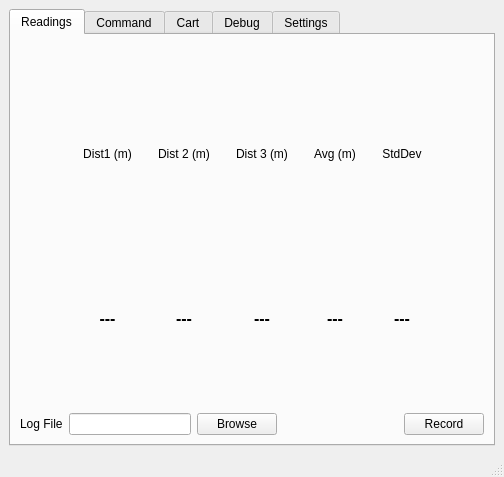
The window that tf03_test/main_window.ui (codincodee/tf0x_dev) describes before a commit, drawn with Qt 5.
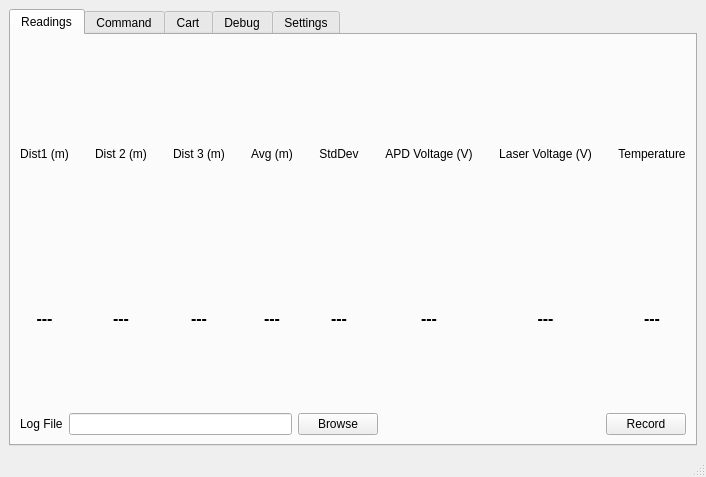
The same window after the commit. The open tabs and pages were chosen to show the change.

Commit message: Added other measurements

What changed in the file:
```diff
--- a/tf03_test/main_window.ui
+++ b/tf03_test/main_window.ui
@@ -115,6 +115,99 @@
             </item>
             <item>
              <layout class="QGridLayout" name="gridLayout_6">
+              <item row="0" column="14">
+               <widget class="QLabel" name="label_34">
+                <property name="text">
+                 <string>Temperature</string>
+                </property>
+                <property name="alignment">
+                 <set>Qt::AlignCenter</set>
+                </property>
+               </widget>
+              </item>
+              <item row="1" column="10">
+               <widget class="QLabel" name="ReadingsPageAPDVoltageLabel">
+                <property name="font">
+                 <font>
+                  <pointsize>12</pointsize>
+                  <weight>75</weight>
+                  <bold>true</bold>
+                 </font>
+                </property>
+                <property name="text">
+                 <string>---</string>
+                </property>
+                <property name="alignment">
+                 <set>Qt::AlignCenter</set>
+                </property>
+               </widget>
+              </item>
+              <item row="1" column="12">
+               <widget class="QLabel" name="ReadingsPageLaserVoltageLabel">
+                <property name="font">
+                 <font>
+                  <pointsize>12</pointsize>
+                  <weight>75</weight>
+                  <bold>true</bold>
+                 </font>
+                </property>
+                <property name="text">
+                 <string>---</string>
+                </property>
+                <property name="alignment">
+                 <set>Qt::AlignCenter</set>
+                </property>
+               </widget>
+              </item>
+              <item row="1" column="14">
+               <widget class="QLabel" name="ReadingsPageTemperatureLabel">
+                <property name="font">
+                 <font>
+                  <pointsize>12</pointsize>
+                  <weight>75</weight>
+                  <bold>true</bold>
+                 </font>
+                </property>
+                <property name="text">
+                 <string>---</string>
+                </property>
+                <property name="alignment">
+                 <set>Qt::AlignCenter</set>
+                </property>
+               </widget>
+              </item>
+              <item row="0" column="9">
+               <spacer name="horizontalSpacer_22">
+                <property name="orientation">
+                 <enum>Qt::Horizontal</enum>
+                </property>
+                <property name="sizeType">
+                 <enum>QSizePolicy::Fixed</enum>
+                </property>
+                <property name="sizeHint" stdset="0">
+                 <size>
+                  <width>20</width>
+                  <height>20</height>
+                 </size>
+                </property>
+               </spacer>
+              </item>
+              <item row="0" column="1">
+               <spacer name="horizontalSpacer_6">
+                <property name="orientation">
+                 <enum>Qt::Horizontal</enum>
+                </property>
+                <property name="sizeType">
+                 <enum>QSizePolicy::Fixed</enum>
+                </property>
+                <property name="sizeHint" stdset="0">
+                 <size>
+                  <width>20</width>
+                  <height>7</height>
+                 </size>
+                </property>
+               </spacer>
+              </item>
               <item row="1" column="2">
                <widget class="QLabel" name="ReadingsPageDistance2Label">
                 <property name="font">
@@ -314,6 +407,74 @@
                 </property>
                </spacer>
               </item>
+              <item row="0" column="7">
+               <spacer name="horizontalSpacer_19">
+                <property name="orientation">
+                 <enum>Qt::Horizontal</enum>
+                </property>
+                <property name="sizeType">
+                 <enum>QSizePolicy::Fixed</enum>
+                </property>
+                <property name="sizeHint" stdset="0">
+                 <size>
+                  <width>20</width>
+                  <height>20</height>
+                 </size>
+                </property>
+               </spacer>
+              </item>
+              <item row="0" column="12">
+               <widget class="QLabel" name="label_33">
+                <property name="text">
+                 <string>Laser Voltage (V)</string>
+                </property>
+                <property name="alignment">
+                 <set>Qt::AlignCenter</set>
+                </property>
+               </widget>
+              </item>
+              <item row="0" column="10">
+               <widget class="QLabel" name="label_31">
+                <property name="text">
+                 <string>APD Voltage (V)</string>
+                </property>
+                <property name="alignment">
+                 <set>Qt::AlignCenter</set>
+                </property>
+               </widget>
+              </item>
+              <item row="0" column="11">
+               <spacer name="horizontalSpacer_23">
+                <property name="orientation">
+                 <enum>Qt::Horizontal</enum>
+                </property>
+                <property name="sizeType">
+                 <enum>QSizePolicy::Fixed</enum>
+                </property>
+                <property name="sizeHint" stdset="0">
+                 <size>
+                  <width>20</width>
+                  <height>20</height>
+                 </size>
+                </property>
+               </spacer>
+              </item>
+              <item row="0" column="13">
+               <spacer name="horizontalSpacer_24">
+                <property name="orientation">
+                 <enum>Qt::Horizontal</enum>
+                </property>
+                <property name="sizeType">
+                 <enum>QSizePolicy::Fixed</enum>
+                </property>
+                <property name="sizeHint" stdset="0">
+                 <size>
+                  <width>20</width>
+                  <height>20</height>
+                 </size>
+                </property>
+               </spacer>
+              </item>
              </layout>
             </item>
             <item>
```
Left out of the diff: 140 changed lines with no effect on the pictures. The commit also changes 2 other files.
